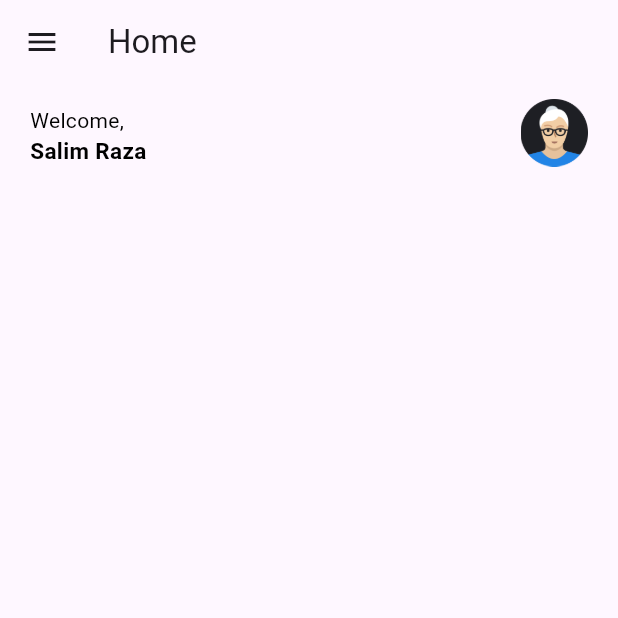
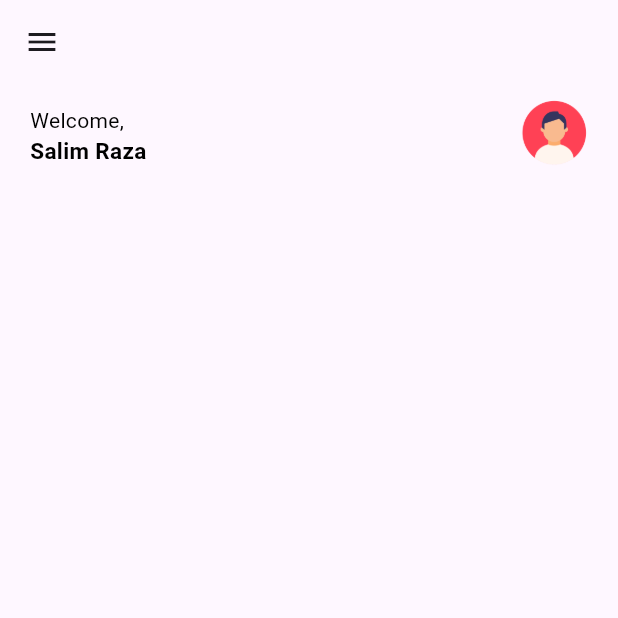
Before and after one commit to SalimRaza01/FlutterApp, a Flutter app: the screen it shows after launch, after a tap on "Sign In", on a phone screen of 412 x 824 dp, the top half of it. Run offline on Flutter 3.47's test engine with Material 3 defaults, Android fonts, the phone set to English and light mode, and no system bars.

Commit message:
ui improvement

```diff
--- a/lib/AuthScreens/SignIn.dart
+++ b/lib/AuthScreens/SignIn.dart
@@ -104,7 +104,7 @@ class SignIn extends StatelessWidget {
                         ),
                       ),
                       Padding(
-                        padding: const EdgeInsets.fromLTRB(250, 20, 0, 0),
+                        padding: const EdgeInsets.fromLTRB(230, 20, 0, 0),
                         child: Row(
                           children: [
                             InkWell(
@@ -121,7 +121,7 @@ class SignIn extends StatelessWidget {
                                 style: TextStyle(
                                     color: Color.fromARGB(255, 0, 59, 108),
                                     fontWeight: FontWeight.bold,
-                                    fontSize: 10),
+                                    fontSize: 14),
                               ),
                             ),
                           ],
--- a/lib/Screens/homeScreen.dart
+++ b/lib/Screens/homeScreen.dart
@@ -9,7 +9,7 @@ class HomeScreen extends StatelessWidget {
   Widget build(BuildContext context) {
     return Scaffold(
       appBar: AppBar(
-        title: const Text("Home"),
+        // title: const Text("Home"),
       ),
       body: Container(
         padding: const EdgeInsets.only(right: 20, left: 20),
```
Also changed, not shown: assets/images/profileImage.png.
